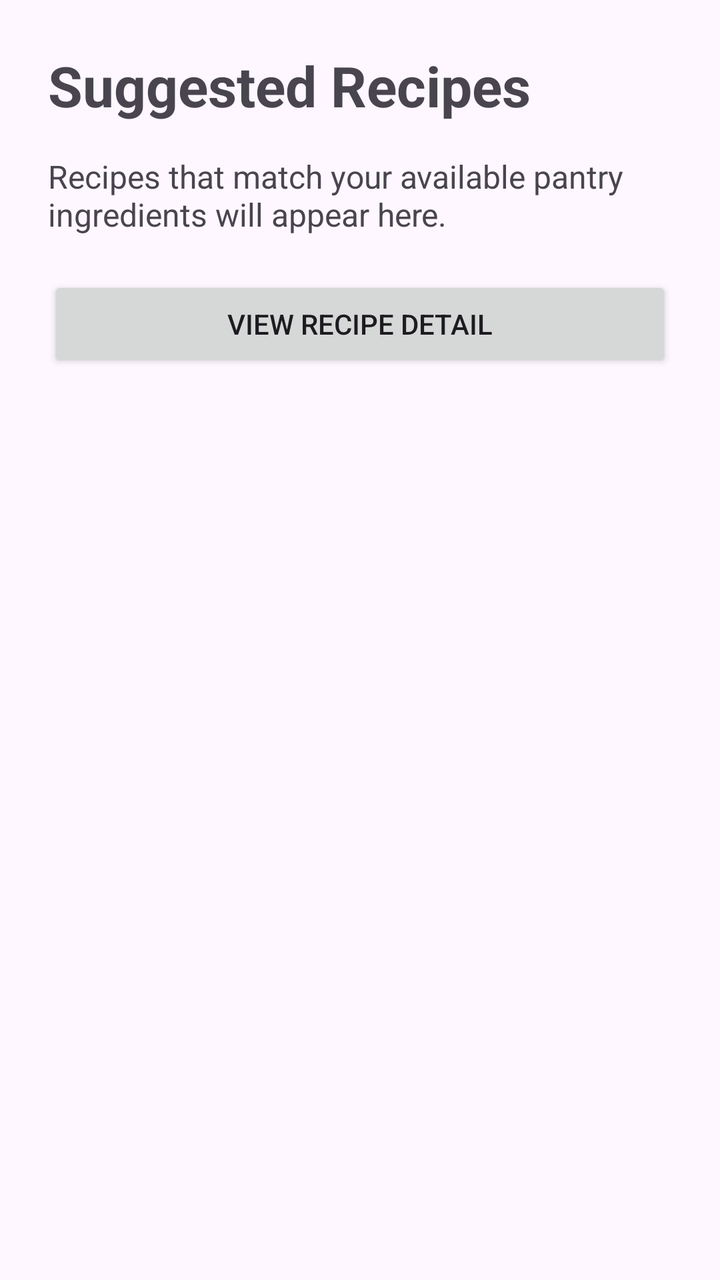
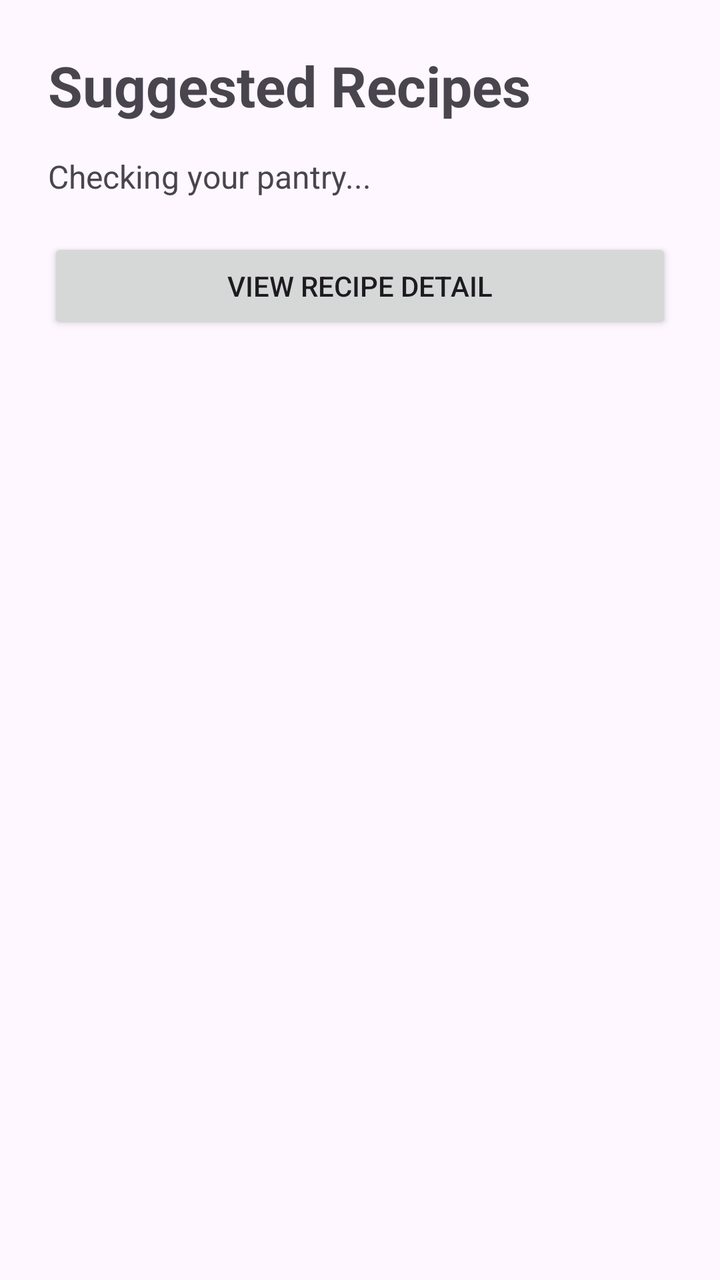

Screens rendered from an Android XML layout before and after an edit, with the pre-edit source and the edit as a unified diff.
<!-- AndroidManifest.xml: application theme Theme.SmartPantryManager -->
<!-- res/layout/activity_suggested_recipes.xml -->
<?xml version="1.0" encoding="utf-8"?>
<LinearLayout xmlns:android="http://schemas.android.com/apk/res/android"
    android:id="@+id/main"
    android:layout_width="match_parent"
    android:layout_height="match_parent"
    android:orientation="vertical"
    android:padding="24dp">

    <TextView
        android:layout_width="match_parent"
        android:layout_height="wrap_content"
        android:text="Suggested Recipes"
        android:textSize="28sp"
        android:textStyle="bold"
        android:paddingBottom="16dp" />

    <TextView
        android:layout_width="match_parent"
        android:layout_height="wrap_content"
        android:text="Recipes that match your available pantry ingredients will appear here."
        android:textSize="16sp" />

    <Button
        android:id="@+id/buttonRecipeDetail"
        android:layout_width="match_parent"
        android:layout_height="wrap_content"
        android:text="View Recipe Detail"
        android:layout_marginTop="20dp" />

</LinearLayout>
<!-- resources referenced by this layout -->
<resources>
  <style name="Theme.SmartPantryManager" parent="Base.Theme.SmartPantryManager" />
  <style name="Base.Theme.SmartPantryManager" parent="Theme.Material3.DayNight.NoActionBar">
          
          
      </style>
</resources>

<!-- the commit's change to res/layout/activity_suggested_recipes.xml (unified diff, before → after) -->
@@ -15,9 +15,10 @@
         android:paddingBottom="16dp" />
 
     <TextView
+        android:id="@+id/textSuggestionStatus"
         android:layout_width="match_parent"
         android:layout_height="wrap_content"
-        android:text="Recipes that match your available pantry ingredients will appear here."
+        android:text="Checking your pantry..."
         android:textSize="16sp" />
 
     <Button
